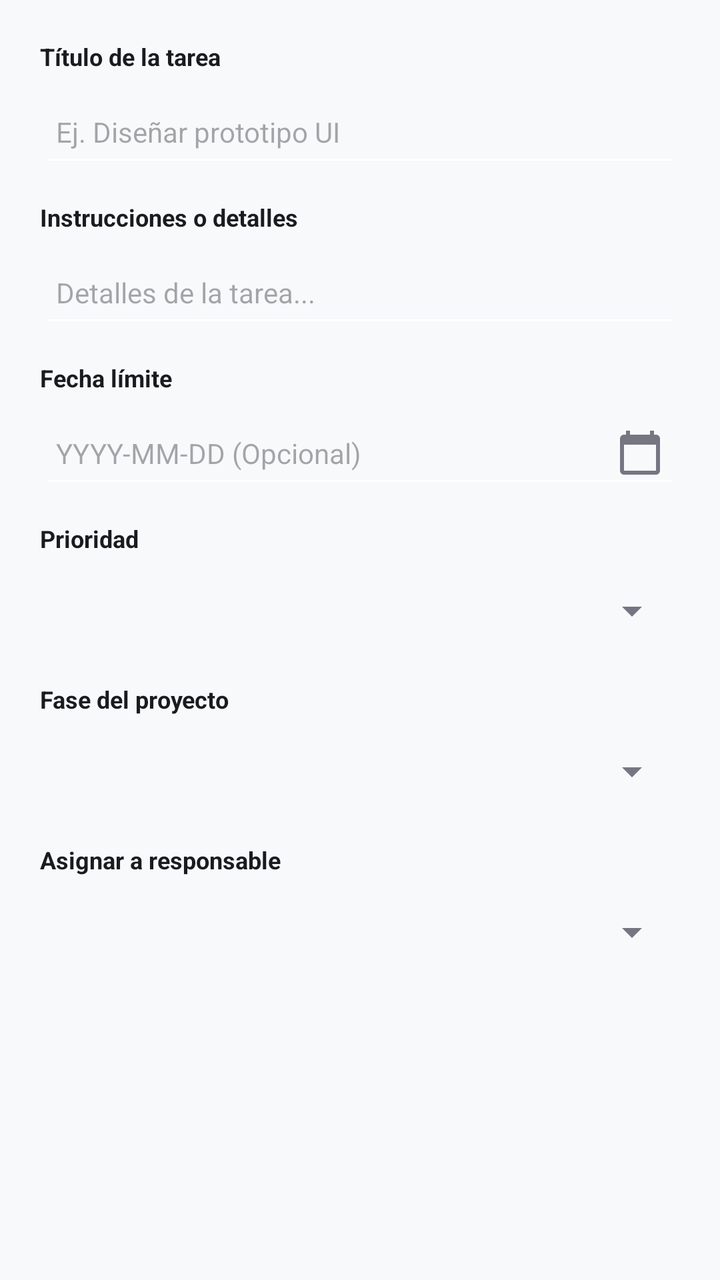
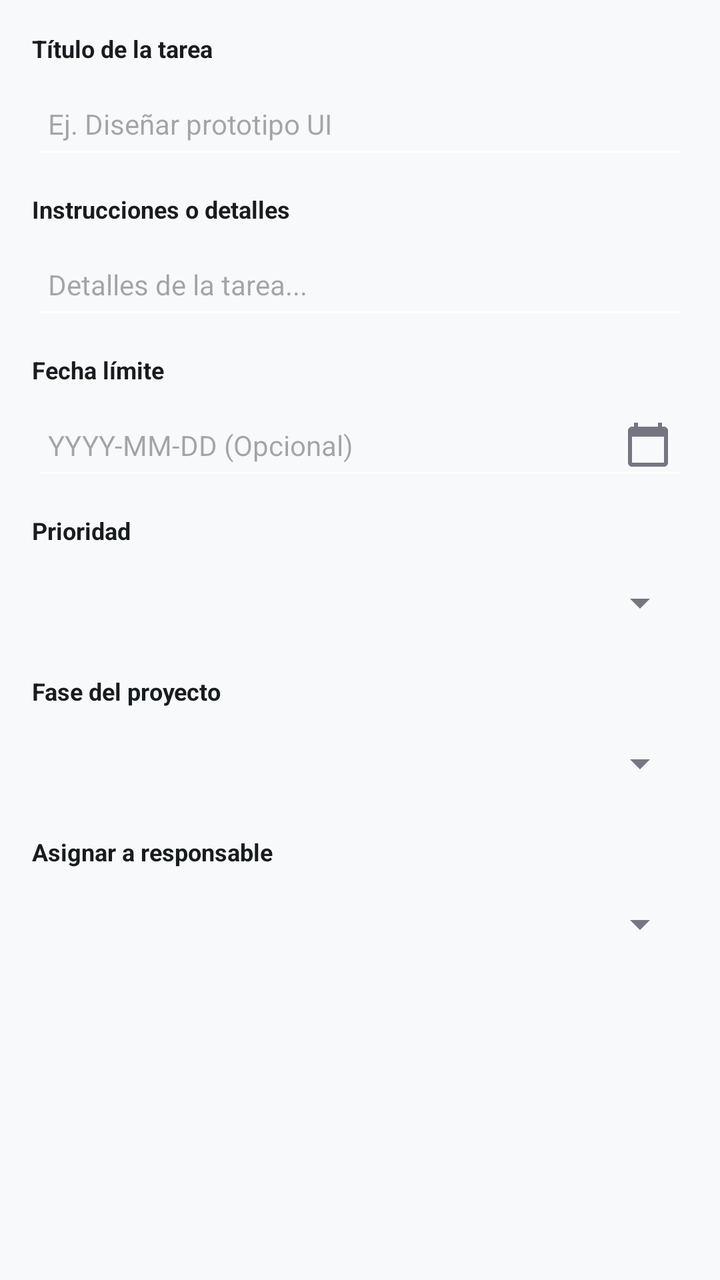

An Android layout rendered at two revisions. The XML below is the earlier revision; the diff shows what the commit changed to produce the second picture.
<!-- AndroidManifest.xml: application theme Theme.MaquetaGestia -->
<!-- res/layout/dialog_nueva_tarea.xml -->
<?xml version="1.0" encoding="utf-8"?>
<ScrollView xmlns:android="http://schemas.android.com/apk/res/android"
    android:layout_width="match_parent"
    android:layout_height="wrap_content">

    <LinearLayout
        android:layout_width="match_parent"
        android:layout_height="wrap_content"
        android:orientation="vertical"
        android:padding="20dp">

        
        <TextView
            android:layout_width="wrap_content"
            android:layout_height="wrap_content"
            android:text="Título de la tarea"
            android:textColor="@color/on_surface"
            android:textSize="12sp"
            android:textStyle="bold" />

        <EditText
            android:id="@+id/txtTituloTareaDialog"
            android:layout_width="match_parent"
            android:layout_height="48dp"
            android:layout_marginTop="4dp"
            android:backgroundTint="@color/surface_container_lowest"
            android:hint="Ej. Diseñar prototipo UI"
            android:inputType="textCapSentences"
            android:paddingStart="8dp"
            android:paddingEnd="8dp"
            android:textColor="@color/on_surface"
            android:textSize="14sp" />

        
        <TextView
            android:layout_width="wrap_content"
            android:layout_height="wrap_content"
            android:layout_marginTop="12dp"
            android:text="Instrucciones o detalles"
            android:textColor="@color/on_surface"
            android:textSize="12sp"
            android:textStyle="bold" />

        <EditText
            android:id="@+id/txtInstruccionesDialog"
            android:layout_width="match_parent"
            android:layout_height="48dp"
            android:layout_marginTop="4dp"
            android:backgroundTint="@color/surface_container_lowest"
            android:hint="Detalles de la tarea..."
            android:inputType="textMultiLine"
            android:paddingStart="8dp"
            android:paddingEnd="8dp"
            android:textColor="@color/on_surface"
            android:textSize="14sp" />

        
        <TextView
            android:layout_width="wrap_content"
            android:layout_height="wrap_content"
            android:layout_marginTop="12dp"
            android:text="Fecha límite"
            android:textColor="@color/on_surface"
            android:textSize="12sp"
            android:textStyle="bold" />

        <EditText
            android:id="@+id/txtFechaLimiteDialog"
            android:layout_width="match_parent"
            android:layout_height="48dp"
            android:layout_marginTop="4dp"
            android:backgroundTint="@color/surface_container_lowest"
            android:clickable="true"
            android:cursorVisible="false"
            android:drawableEnd="@drawable/ic_calendar_today"
            android:drawablePadding="8dp"
            android:focusable="false"
            android:hint="YYYY-MM-DD (Opcional)"
            android:paddingStart="8dp"
            android:paddingEnd="8dp"
            android:textColor="@color/on_surface"
            android:textSize="14sp" />

        
        <TextView
            android:layout_width="wrap_content"
            android:layout_height="wrap_content"
            android:layout_marginTop="12dp"
            android:text="Prioridad"
            android:textColor="@color/on_surface"
            android:textSize="12sp"
            android:textStyle="bold" />

        <Spinner
            android:id="@+id/spPrioridadDialog"
            android:layout_width="match_parent"
            android:layout_height="48dp"
            android:layout_marginTop="4dp"
            android:backgroundTint="@color/outline" />

        
        <TextView
            android:id="@+id/lblEstadoTareaDialog"
            android:layout_width="wrap_content"
            android:layout_height="wrap_content"
            android:layout_marginTop="12dp"
            android:text="Estado"
            android:textColor="@color/on_surface"
            android:textSize="12sp"
            android:textStyle="bold"
            android:visibility="gone" />

        <Spinner
            android:id="@+id/spEstadoDialog"
            android:layout_width="match_parent"
            android:layout_height="48dp"
            android:layout_marginTop="4dp"
            android:backgroundTint="@color/outline"
            android:visibility="gone" />

        
        <TextView
            android:layout_width="wrap_content"
            android:layout_height="wrap_content"
            android:layout_marginTop="12dp"
            android:text="Fase del proyecto"
            android:textColor="@color/on_surface"
            android:textSize="12sp"
            android:textStyle="bold" />

        <Spinner
            android:id="@+id/spFaseDialog"
            android:layout_width="match_parent"
            android:layout_height="48dp"
            android:layout_marginTop="4dp"
            android:backgroundTint="@color/outline" />

        
        <TextView
            android:layout_width="wrap_content"
            android:layout_height="wrap_content"
            android:layout_marginTop="12dp"
            android:text="Asignar a responsable"
            android:textColor="@color/on_surface"
            android:textSize="12sp"
            android:textStyle="bold" />

        <Spinner
            android:id="@+id/spAsignadoDialog"
            android:layout_width="match_parent"
            android:layout_height="48dp"
            android:layout_marginTop="4dp"
            android:backgroundTint="@color/outline" />

        
        <LinearLayout
            android:id="@+id/layoutColaboracionTarea"
            android:layout_width="match_parent"
            android:layout_height="wrap_content"
            android:layout_marginTop="16dp"
            android:orientation="vertical"
            android:visibility="gone">

            <View
                android:layout_width="match_parent"
                android:layout_height="1dp"
                android:layout_marginBottom="12dp"
                android:background="@color/outline_variant" />

            
            <TextView
                android:layout_width="wrap_content"
                android:layout_height="wrap_content"
                android:text="Subtareas (Checklist)"
                android:textColor="@color/primary"
                android:textSize="13sp"
                android:textStyle="bold" />

            <LinearLayout
                android:id="@+id/containerSubtareas"
                android:layout_width="match_parent"
                android:layout_height="wrap_content"
                android:layout_marginTop="6dp"
                android:orientation="vertical" />

            <LinearLayout
                android:layout_width="match_parent"
                android:layout_height="wrap_content"
                android:layout_marginTop="4dp"
                android:gravity="center_vertical"
                android:orientation="horizontal">

                <EditText
                    android:id="@+id/txtNuevaSubtareaDialog"
                    android:layout_width="0dp"
                    android:layout_height="44dp"
                    android:layout_weight="1"
                    android:hint="Nueva subtarea..."
                    android:inputType="textCapSentences"
                    android:textColor="@color/on_surface"
                    android:textSize="13sp" />

                <com.google.android.material.button.MaterialButton
                    android:id="@+id/btnAgregarSubtareaDialog"
                    android:layout_width="wrap_content"
                    android:layout_height="40dp"
                    android:layout_marginStart="8dp"
                    android:backgroundTint="@color/primary_container"
                    android:minWidth="48dp"
                    android:text="+"
                    android:textColor="@color/on_primary"
                    android:textSize="15sp" />
            </LinearLayout>

            <View
                android:layout_width="match_parent"
                android:layout_height="1dp"
                android:layout_marginTop="14dp"
                android:layout_marginBottom="12dp"
                android:background="@color/outline_variant" />

            
            <TextView
                android:layout_width="wrap_content"
                android:layout_height="wrap_content"
                android:text="Enlaces de entregables"
                android:textColor="@color/primary"
                android:textSize="13sp"
                android:textStyle="bold" />

            <LinearLayout
                android:id="@+id/containerEnlaces"
                android:layout_width="match_parent"
                android:layout_height="wrap_content"
                android:layout_marginTop="6dp"
                android:orientation="vertical" />

            <EditText
                android:id="@+id/txtTituloEnlaceDialog"
                android:layout_width="match_parent"
                android:layout_height="44dp"
                android:layout_marginTop="4dp"
                android:hint="Título (Ej. Drive, GitHub, Figma)"
                android:inputType="textCapSentences"
                android:textColor="@color/on_surface"
                android:textSize="13sp" />

            <LinearLayout
                android:layout_width="match_parent"
                android:layout_height="wrap_content"
                android:layout_marginTop="4dp"
                android:gravity="center_vertical"
                android:orientation="horizontal">

                <EditText
                    android:id="@+id/txtUrlEnlaceDialog"
                    android:layout_width="0dp"
                    android:layout_height="44dp"
                    android:layout_weight="1"
                    android:hint="https://..."
                    android:inputType="textUri"
                    android:textColor="@color/on_surface"
                    android:textSize="13sp" />

                <com.google.android.material.button.MaterialButton
                    android:id="@+id/btnAgregarEnlaceDialog"
                    android:layout_width="wrap_content"
                    android:layout_height="40dp"
                    android:layout_marginStart="8dp"
                    android:backgroundTint="@color/primary_container"
                    android:text="Adjuntar"
                    android:textAllCaps="false"
                    android:textColor="@color/on_primary"
                    android:textSize="12sp" />
            </LinearLayout>

            <View
                android:layout_width="match_parent"
                android:layout_height="1dp"
                android:layout_marginTop="14dp"
                android:layout_marginBottom="12dp"
                android:background="@color/outline_variant" />

            
            <TextView
                android:layout_width="wrap_content"
                android:layout_height="wrap_content"
                android:text="Comentarios"
                android:textColor="@color/primary"
                android:textSize="13sp"
                android:textStyle="bold" />

            <LinearLayout
                android:id="@+id/containerComentarios"
                android:layout_width="match_parent"
                android:layout_height="wrap_content"
                android:layout_marginTop="6dp"
                android:orientation="vertical" />

            <LinearLayout
                android:layout_width="match_parent"
                android:layout_height="wrap_content"
                android:layout_marginTop="4dp"
                android:gravity="center_vertical"
                android:orientation="horizontal">

                <EditText
                    android:id="@+id/txtNuevoComentarioDialog"
                    android:layout_width="0dp"
                    android:layout_height="44dp"
                    android:layout_weight="1"
                    android:hint="Escribe un comentario..."
                    android:inputType="textCapSentences|textMultiLine"
                    android:textColor="@color/on_surface"
                    android:textSize="13sp" />

                <com.google.android.material.button.MaterialButton
                    android:id="@+id/btnEnviarComentarioDialog"
                    android:layout_width="wrap_content"
                    android:layout_height="40dp"
                    android:layout_marginStart="8dp"
                    android:backgroundTint="@color/primary_container"
                    android:text="Enviar"
                    android:textAllCaps="false"
                    android:textColor="@color/on_primary"
                    android:textSize="12sp" />
            </LinearLayout>

        </LinearLayout>

    </LinearLayout>
</ScrollView>
<!-- resources referenced by this layout -->
<resources>
  <color name="on_primary">#FFFFFF</color>
  <color name="on_surface">#191C1E</color>
  <color name="outline">#757682</color>
  <color name="outline_variant">#C5C5D3</color>
  <color name="primary">#00236F</color>
  <color name="primary_container">#1E3A8A</color>
  <color name="surface_container_lowest">#FFFFFF</color>
  <!-- drawable ic_calendar_today (drawable) -->
  <vector xmlns:android="http://schemas.android.com/apk/res/android"
      android:width="24dp"
      android:height="24dp"
      android:viewportWidth="24"
      android:viewportHeight="24">
      <path
          android:fillColor="@color/outline"
          android:pathData="M20,3h-1V1h-2v2H7V1H5v2H4c-1.1,0 -2,0.9 -2,2v16c0,1.1 0.9,2 2,2h16c1.1,0 2,-0.9 2,-2V5c0,-1.1 -0.9,-2 -2,-2zm0,18H4V8h16v13z"/>
  </vector>
  <style name="Theme.MaquetaGestia" parent="Base.Theme.MaquetaGestia" />
  <style name="Base.Theme.MaquetaGestia" parent="Theme.Material3.DayNight.NoActionBar">
          
          <item name="colorPrimary">@color/primary</item>
          <item name="colorOnPrimary">@color/on_primary</item>
          <item name="colorPrimaryContainer">@color/primary_container</item>
          <item name="colorOnPrimaryContainer">@color/on_primary_container</item>
  
          
          <item name="colorSecondary">@color/secondary</item>
          <item name="colorOnSecondary">@color/on_secondary</item>
          <item name="colorSecondaryContainer">@color/secondary_container</item>
  
          
          <item name="android:colorBackground">@color/background</item>
          <item name="colorSurface">@color/surface</item>
          <item name="colorOnSurface">@color/on_surface</item>
          <item name="colorOnSurfaceVariant">@color/on_surface_variant</item>
  
          
          <item name="colorOutline">@color/outline</item>
          <item name="colorOutlineVariant">@color/outline_variant</item>
          <item name="colorError">@color/error</item>
          <item name="colorErrorContainer">@color/error_container</item>
          <item name="colorOnError">@color/on_error</item>
      </style>
  <color name="on_primary_container">#90A8FF</color>
  <color name="secondary">#006398</color>
  <color name="on_secondary">#FFFFFF</color>
  <color name="secondary_container">#5BB8FE</color>
  <color name="background">#F7F9FB</color>
  <color name="surface">#F7F9FB</color>
  <color name="on_surface_variant">#444651</color>
  <color name="error">#BA1A1A</color>
  <color name="error_container">#FFDAD6</color>
  <color name="on_error">#FFFFFF</color>
</resources>

<!-- the commit's change to res/layout/dialog_nueva_tarea.xml (unified diff, before → after) -->
@@ -1,13 +1,16 @@
 <?xml version="1.0" encoding="utf-8"?>
 <ScrollView xmlns:android="http://schemas.android.com/apk/res/android"
     android:layout_width="match_parent"
-    android:layout_height="wrap_content">
+    android:layout_height="wrap_content"
+    android:fillViewport="true">
 
     <LinearLayout
         android:layout_width="match_parent"
         android:layout_height="wrap_content"
         android:orientation="vertical"
-        android:padding="20dp">
+        android:paddingHorizontal="16dp"
+        android:paddingTop="16dp"
+        android:paddingBottom="24dp">
 
         
         <TextView
@@ -21,11 +24,12 @@
         <EditText
             android:id="@+id/txtTituloTareaDialog"
             android:layout_width="match_parent"
-            android:layout_height="48dp"
+            android:layout_height="wrap_content"
             android:layout_marginTop="4dp"
             android:backgroundTint="@color/surface_container_lowest"
             android:hint="Ej. Diseñar prototipo UI"
             android:inputType="textCapSentences"
+            android:minHeight="48dp"
             android:paddingStart="8dp"
             android:paddingEnd="8dp"
             android:textColor="@color/on_surface"
@@ -44,11 +48,13 @@
         <EditText
             android:id="@+id/txtInstruccionesDialog"
             android:layout_width="match_parent"
-            android:layout_height="48dp"
+            android:layout_height="wrap_content"
             android:layout_marginTop="4dp"
             android:backgroundTint="@color/surface_container_lowest"
             android:hint="Detalles de la tarea..."
             android:inputType="textMultiLine"
+            android:maxLines="4"
+            android:minHeight="48dp"
             android:paddingStart="8dp"
             android:paddingEnd="8dp"
             android:textColor="@color/on_surface"
@@ -67,7 +73,7 @@
         <EditText
             android:id="@+id/txtFechaLimiteDialog"
             android:layout_width="match_parent"
-            android:layout_height="48dp"
+            android:layout_height="wrap_content"
             android:layout_marginTop="4dp"
             android:backgroundTint="@color/surface_container_lowest"
             android:clickable="true"
@@ -76,6 +82,7 @@
             android:drawablePadding="8dp"
             android:focusable="false"
             android:hint="YYYY-MM-DD (Opcional)"
+            android:minHeight="48dp"
             android:paddingStart="8dp"
             android:paddingEnd="8dp"
             android:textColor="@color/on_surface"
@@ -94,9 +101,10 @@
         <Spinner
             android:id="@+id/spPrioridadDialog"
             android:layout_width="match_parent"
-            android:layout_height="48dp"
-            android:layout_marginTop="4dp"
-            android:backgroundTint="@color/outline" />
+            android:layout_height="wrap_content"
+            android:layout_marginTop="4dp"
+            android:backgroundTint="@color/outline"
+            android:minHeight="48dp" />
 
         
         <TextView
@@ -113,9 +121,10 @@
         <Spinner
             android:id="@+id/spEstadoDialog"
             android:layout_width="match_parent"
-            android:layout_height="48dp"
+            android:layout_height="wrap_content"
             android:layout_marginTop="4dp"
             android:backgroundTint="@color/outline"
+            android:minHeight="48dp"
             android:visibility="gone" />
 
         
@@ -131,9 +140,10 @@
         <Spinner
             android:id="@+id/spFaseDialog"
             android:layout_width="match_parent"
-            android:layout_height="48dp"
-            android:layout_marginTop="4dp"
-            android:backgroundTint="@color/outline" />
+            android:layout_height="wrap_content"
+            android:layout_marginTop="4dp"
+            android:backgroundTint="@color/outline"
+            android:minHeight="48dp" />
 
         
         <TextView
@@ -148,9 +158,10 @@
         <Spinner
             android:id="@+id/spAsignadoDialog"
             android:layout_width="match_parent"
-            android:layout_height="48dp"
-            android:layout_marginTop="4dp"
-            android:backgroundTint="@color/outline" />
+            android:layout_height="wrap_content"
+            android:layout_marginTop="4dp"
+            android:backgroundTint="@color/outline"
+            android:minHeight="48dp" />
 
         
         <LinearLayout
@@ -184,6 +195,7 @@
                 android:orientation="vertical" />
 
             <LinearLayout
+                android:id="@+id/layoutInputSubtarea"
                 android:layout_width="match_parent"
                 android:layout_height="wrap_content"
                 android:layout_marginTop="4dp"
@@ -193,20 +205,23 @@
                 <EditText
                     android:id="@+id/txtNuevaSubtareaDialog"
                     android:layout_width="0dp"
-                    android:layout_height="44dp"
+                    android:layout_height="wrap_content"
                     android:layout_weight="1"
                     android:hint="Nueva subtarea..."
                     android:inputType="textCapSentences"
+                    android:minHeight="48dp"
                     android:textColor="@color/on_surface"
                     android:textSize="13sp" />
 
                 <com.google.android.material.button.MaterialButton
                     android:id="@+id/btnAgregarSubtareaDialog"
                     android:layout_width="wrap_content"
-                    android:layout_height="40dp"
+                    android:layout_height="wrap_content"
                     android:layout_marginStart="8dp"
                     android:backgroundTint="@color/primary_container"
+                    android:maxLines="1"
                     android:minWidth="48dp"
+                    android:minHeight="48dp"
                     android:text="+"
                     android:textColor="@color/on_primary"
                     android:textSize="15sp" />
@@ -235,43 +250,54 @@
                 android:layout_marginTop="6dp"
                 android:orientation="vertical" />
 
-            <EditText
-                android:id="@+id/txtTituloEnlaceDialog"
-                android:layout_width="match_parent"
-                android:layout_height="44dp"
-                android:layout_marginTop="4dp"
-                android:hint="Título (Ej. Drive, GitHub, Figma)"
-                android:inputType="textCapSentences"
-                android:textColor="@color/on_surface"
-                android:textSize="13sp" />
-
-            <LinearLayout
-                android:layout_width="match_parent"
-                android:layout_height="wrap_content"
-                android:layout_marginTop="4dp"
-                android:gravity="center_vertical"
-                android:orientation="horizontal">
+            <LinearLayout
+                android:id="@+id/layoutInputEnlace"
+                android:layout_width="match_parent"
+                android:layout_height="wrap_content"
+                android:orientation="vertical">
 
                 <EditText
-                    android:id="@+id/txtUrlEnlaceDialog"
-                    android:layout_width="0dp"
-                    android:layout_height="44dp"
-                    android:layout_weight="1"
-                    android:hint="https://..."
-                    android:inputType="textUri"
+                    android:id="@+id/txtTituloEnlaceDialog"
+                    android:layout_width="match_parent"
+                    android:layout_height="wrap_content"
+                    android:layout_marginTop="4dp"
+                    android:hint="Título (Ej. Drive, GitHub, Figma)"
+                    android:inputType="textCapSentences"
+                    android:minHeight="48dp"
                     android:textColor="@color/on_surface"
                     android:textSize="13sp" />
 
-                <com.google.android.material.button.MaterialButton
-                    android:id="@+id/btnAgregarEnlaceDialog"
-                    android:layout_width="wrap_content"
-                    android:layout_height="40dp"
-                    android:layout_marginStart="8dp"
-                    android:backgroundTint="@color/primary_container"
-                    android:text="Adjuntar"
-                    android:textAllCaps="false"
-                    android:textColor="@color/on_primary"
-                    android:textSize="12sp" />
+                <LinearLayout
+                    android:layout_width="match_parent"
+                    android:layout_height="wrap_content"
+                    android:layout_marginTop="4dp"
+                    android:gravity="center_vertical"
+                    android:orientation="horizontal">
+
+                    <EditText
+                        android:id="@+id/txtUrlEnlaceDialog"
+                        android:layout_width="0dp"
+                        android:layout_height="wrap_content"
+                        android:layout_weight="1"
+                        android:hint="https://..."
+                        android:inputType="textUri"
+                        android:minHeight="48dp"
+                        android:textColor="@color/on_surface"
+                        android:textSize="13sp" />
+
+                    <com.google.android.material.button.MaterialButton
+                        android:id="@+id/btnAgregarEnlaceDialog"
+                        android:layout_width="wrap_content"
+                        android:layout_height="wrap_content"
+                        android:layout_marginStart="8dp"
+                        android:backgroundTint="@color/primary_container"
+                        android:maxLines="1"
+                        android:minHeight="48dp"
+                        android:text="Adjuntar"
+                        android:textAllCaps="false"
+                        android:textColor="@color/on_primary"
+                        android:textSize="12sp" />
+                </LinearLayout>
             </LinearLayout>
 
             <View
@@ -298,6 +324,7 @@
                 android:orientation="vertical" />
 
             <LinearLayout
+                android:id="@+id/layoutInputComentario"
                 android:layout_width="match_parent"
                 android:layout_height="wrap_content"
                 android:layout_marginTop="4dp"
@@ -307,19 +334,23 @@
                 <EditText
                     android:id="@+id/txtNuevoComentarioDialog"
                     android:layout_width="0dp"
-                    android:layout_height="44dp"
+                    android:layout_height="wrap_content"
                     android:layout_weight="1"
                     android:hint="Escribe un comentario..."
                     android:inputType="textCapSentences|textMultiLine"
+                    android:maxLines="4"
+                    android:minHeight="48dp"
                     android:textColor="@color/on_surface"
                     android:textSize="13sp" />
 
                 <com.google.android.material.button.MaterialButton
                     android:id="@+id/btnEnviarComentarioDialog"
                     android:layout_width="wrap_content"
-                    android:layout_height="40dp"
+                    android:layout_height="wrap_content"
                     android:layout_marginStart="8dp"
                     android:backgroundTint="@color/primary_container"
+                    android:maxLines="1"
+                    android:minHeight="48dp"
                     android:text="Enviar"
                     android:textAllCaps="false"
                     android:textColor="@color/on_primary"
